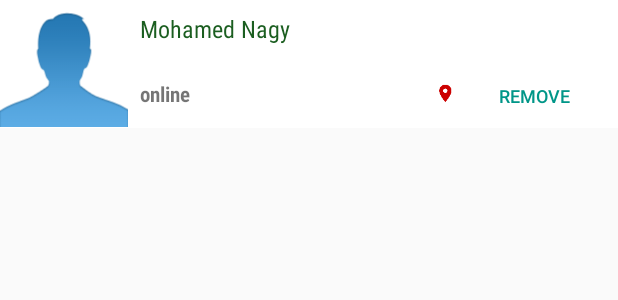
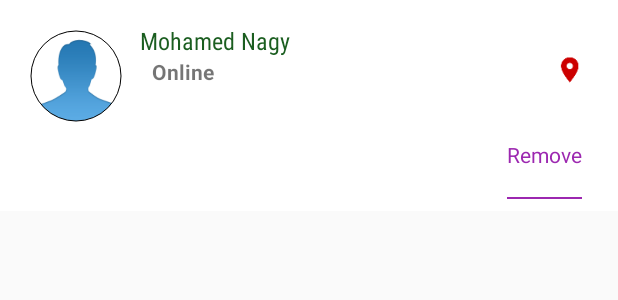
Before and after one commit to MohamedNagyMostafa/IM_Here, an Android app: the layout friends_list_recycle.xml on its own in the app's theme, with its tools: preview values and no code run, on a phone screen of 412 x 824 dp. Shown: the top 300 px of the screen. Run offline under Robolectric (Android 15) with nearby library versions, the phone set to English and light mode, and no system bars.

Commit message:
friend screen ui update

```diff
--- a/app/src/main/java/com/here/iam/nagy/mohamed/imhere/ui/ViewAppHolder.java
+++ b/app/src/main/java/com/here/iam/nagy/mohamed/imhere/ui/ViewAppHolder.java
@@ -143,7 +143,7 @@ public class ViewAppHolder {
         public final TextView FRIEND_NAME_TEXT_VIEW;
         public final TextView FRIEND_STATE_TEXT_VIEW;
 
-        public final Button REMOVE_FRIEND_TEXT_VIEW;
+        public final TextView REMOVE_FRIEND_TEXT_VIEW;
 
         public FriendsListViewHolder(View friendsListView){
 
--- a/app/src/main/res/drawable/user_profile_header_background.xml
+++ b/app/src/main/res/drawable/user_profile_header_background.xml
@@ -3,6 +3,6 @@
     android:shape="rectangle">
     <solid android:color="@android:color/white"/>
     <corners android:bottomRightRadius="24dp" android:bottomLeftRadius="24dp"/>
-    <stroke android:color="@color/cardview_shadow_start_color" android:width="2dp"/>
+    <stroke android:color="@color/colorAccent" android:width="2dp"/>
 
 </shape>
--- a/app/src/main/res/layout/fragment_friends_list.xml
+++ b/app/src/main/res/layout/fragment_friends_list.xml
@@ -14,8 +14,7 @@
 
         <ListView
             android:id="@+id/user_friend_list"
-            android:divider="@android:color/darker_gray"
-            android:dividerHeight="1dp"
+            android:divider="@android:color/transparent"
             android:layout_width="match_parent"
             android:layout_height="match_parent"/>
 
--- a/app/src/main/res/layout/friends_list_recycle.xml
+++ b/app/src/main/res/layout/friends_list_recycle.xml
@@ -1,78 +1,91 @@
 <?xml version="1.0" encoding="utf-8"?>
-<LinearLayout xmlns:android="http://schemas.android.com/apk/res/android"
+<android.support.constraint.ConstraintLayout xmlns:android="http://schemas.android.com/apk/res/android"
+    xmlns:app="http://schemas.android.com/apk/res-auto"
+    xmlns:tools="http://schemas.android.com/tools"
     android:orientation="horizontal"
     android:layout_width="match_parent"
     android:layout_height="wrap_content"
     android:background="@android:color/white">
 
-<ImageView
+    <com.here.iam.nagy.mohamed.imhere.ui.cutom_view.CircleImage
         android:id="@+id/friends_list_user_image"
-        android:layout_width="85dp"
-        android:src="@drawable/me"
-        android:layout_height="85dp"
-        android:layout_gravity="center_horizontal"/>
-
-    <RelativeLayout
-        android:layout_width="match_parent"
-        android:layout_height="fill_parent"
-        android:padding="4dp">
+        android:layout_width="wrap_content"
+        android:layout_height="wrap_content"
+        android:layout_marginBottom="16dp"
+        android:layout_marginStart="16dp"
+        android:layout_marginTop="16dp"
+        android:scaleType="centerCrop"
+        app:layout_constraintBottom_toBottomOf="parent"
+        app:layout_constraintStart_toStartOf="parent"
+        app:layout_constraintTop_toTopOf="parent"
+        app:layout_constraintVertical_bias="0.0"
+        app:radius="30dp"
+        tools:src="@drawable/me" />
 
     <TextView
         android:id="@+id/friends_list_user_name"
-            android:layout_width="match_parent"
+        android:layout_width="0dp"
         android:layout_height="wrap_content"
-            android:textColor="@color/dark_green"
+        android:layout_marginStart="8dp"
+        android:layout_marginTop="16dp"
+        android:fontFamily="sans-serif-condensed"
+        android:textColor="@color/colorPrimaryDark"
         android:textSize="16sp"
-            android:fontFamily="sans-serif-condensed"
-            android:text="Mohamed Nagy"
-            android:layout_margin="4dp"/>
-
-        <RelativeLayout
-            android:layout_alignParentBottom="true"
-            android:layout_width="match_parent"
-            android:layout_height="wrap_content"
-            android:layout_margin="4dp">
+        app:layout_constraintStart_toEndOf="@+id/friends_list_user_image"
+        app:layout_constraintTop_toTopOf="parent"
+        tools:text="Mohamed Nagy" />
 
     <TextView
         android:id="@+id/user_state_text_view"
         android:layout_width="wrap_content"
         android:layout_height="wrap_content"
-                android:text="online"
+        android:layout_marginStart="16dp"
+        android:fontFamily="sans-serif"
         android:textSize="14sp"
-                android:textStyle="normal|bold"
-                android:fontFamily="sans-serif-condensed"
-                android:layout_centerVertical="true"/>
+        android:textStyle="bold"
+        app:layout_constraintStart_toEndOf="@+id/friends_list_user_image"
+        app:layout_constraintTop_toBottomOf="@+id/friends_list_user_name"
+        tools:text="Online" />
 
-            <LinearLayout
-                android:layout_width="wrap_content"
-                android:layout_height="wrap_content"
-                android:orientation="horizontal"
-                android:layout_alignParentEnd="true">
 
     <ImageView
         android:id="@+id/friends_list_friend_location_image_view"
-                    android:layout_width="22dp"
-                    android:layout_height="22dp"
-                    android:padding="4dp"
+        android:layout_width="32dp"
+        android:layout_height="32dp"
+        android:layout_marginBottom="8dp"
+        android:layout_marginEnd="16dp"
+        android:layout_marginTop="16dp"
+        android:padding="6dp"
         android:src="@drawable/ic_location_on_black_24dp"
         android:tint="@android:color/holo_red_dark"
-                    android:layout_gravity="center_vertical"/>
+        app:layout_constraintBottom_toTopOf="@+id/friends_list_remove_friend_button"
+        app:layout_constraintEnd_toEndOf="parent"
+        app:layout_constraintTop_toTopOf="parent" />
 
-                <Button
+    <TextView
         android:id="@+id/friends_list_remove_friend_button"
-                    style="@style/Base.Widget.AppCompat.Button.Borderless"
-                    android:textColor="#009688"
-                    android:padding="4dp"
         android:layout_width="wrap_content"
-                    android:layout_margin="4dp"
-                    android:textSize="12sp"
-                    android:layout_height="22dp"
-                    android:text="@string/remove_friend"/>
+        android:layout_height="39dp"
+        android:layout_marginBottom="16dp"
+        android:layout_marginEnd="16dp"
+        android:padding="8dp"
+        android:textColor="@color/colorAccent"
+        android:visibility="gone"
+        app:layout_constraintBottom_toBottomOf="parent"
+        app:layout_constraintEnd_toEndOf="parent"
+        app:layout_constraintTop_toBottomOf="@+id/friends_list_user_image"
+        tools:text="@string/remove_friend"
+        tools:visibility="visible" />
 
-            </LinearLayout>
+    <View
+        android:layout_width="0dp"
+        android:layout_height="1dp"
+        android:layout_marginBottom="8dp"
+        android:layout_marginEnd="8dp"
+        android:layout_marginStart="8dp"
+        android:background="@color/colorAccent"
+        app:layout_constraintBottom_toBottomOf="parent"
+        app:layout_constraintEnd_toEndOf="@+id/friends_list_remove_friend_button"
+        app:layout_constraintStart_toStartOf="@+id/friends_list_remove_friend_button" />
 
-        </RelativeLayout>
-
-    </RelativeLayout>
-
-</LinearLayout>
+</android.support.constraint.ConstraintLayout>
--- a/app/src/main/res/layout/user_profile_header.xml
+++ b/app/src/main/res/layout/user_profile_header.xml
@@ -18,7 +18,7 @@
         app:layout_constraintStart_toStartOf="parent"
         app:layout_constraintTop_toTopOf="parent"
         app:radius="40dp"
-        app:strokeColor="@color/colorPrimary"
+        app:strokeColor="@color/colorAccent"
         app:strokeWidth="2dp" />
 
 
```
Also changed, not shown: 3 other files. Lines whose indentation alone changed are shown as unchanged.
